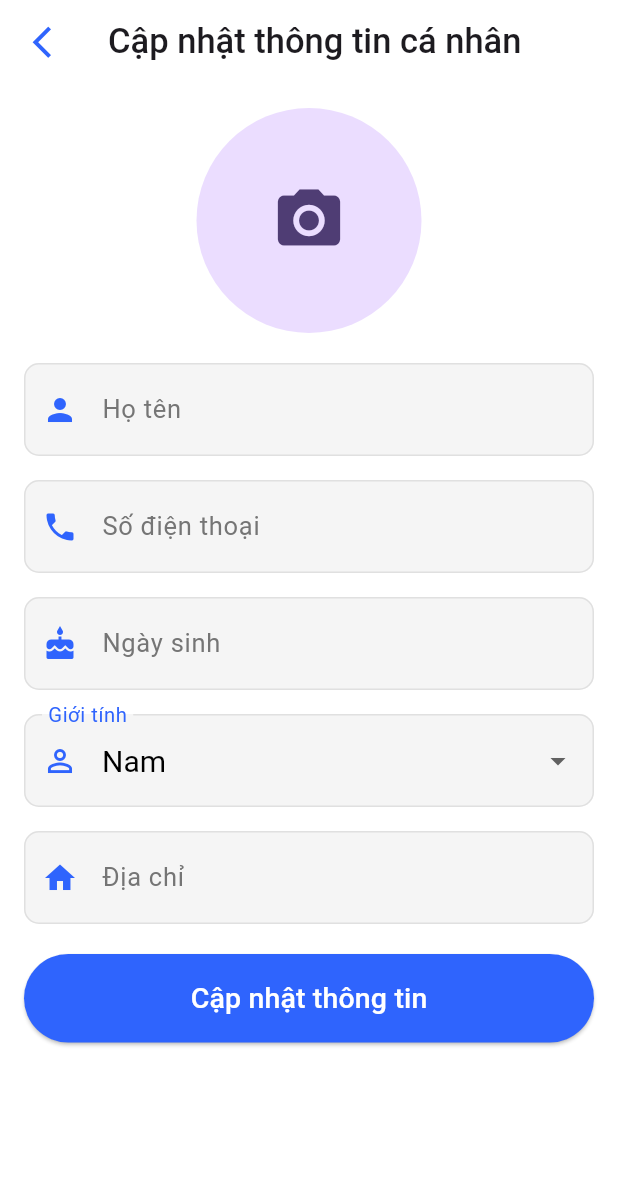
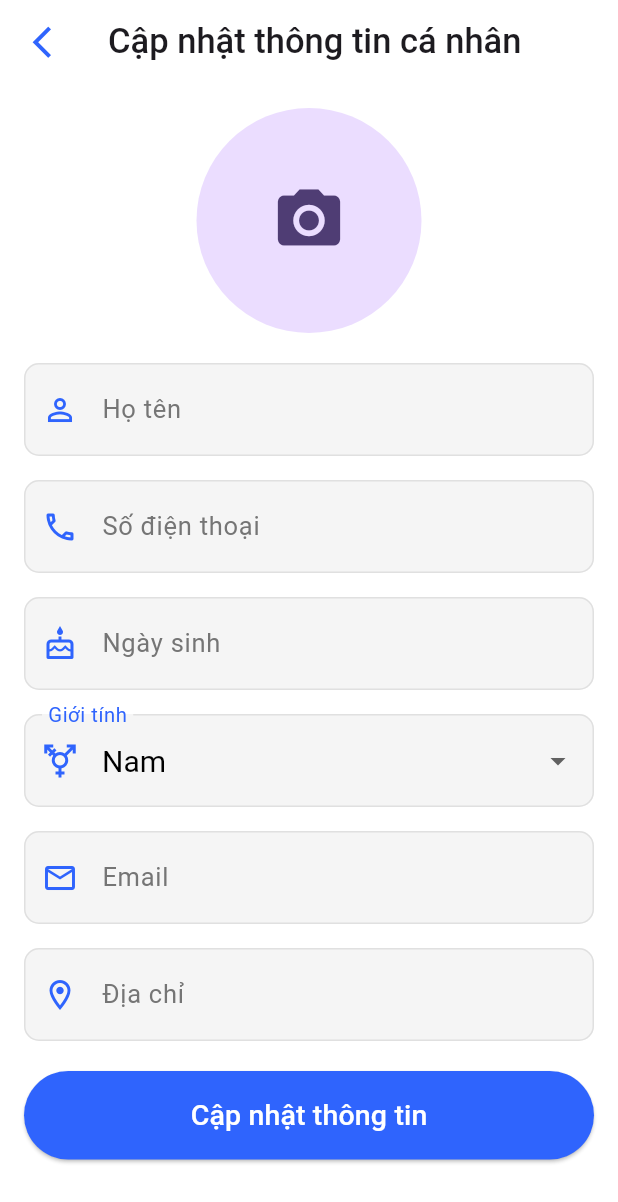
Before and after one commit to tsdevtool/DoAnChuyenNganh, a Flutter app: the ProfileScreen screen opened directly, after a tap on "Cập nhập thông tin cá nhân", on a phone screen of 412 x 824 dp. Shown: the top 1202 px of the screen. Run offline on Flutter 3.47's test engine with Material 3 defaults, Android fonts, the light colour scheme and no system bars; our stand-ins replace firebase_core, firebase_database, firebase_storage, flutter_markdown, flutter_spinkit, font_awesome_flutter and 6 more; missing offline and left inert: bcrypt; accounts and stored records are empty; network calls fail; Roboto replaces fonts that are missing (Rotobo).

Commit message:
update chiều dài text Field

```diff
--- a/ungdungdatlichkham/lib/Screen/UpdateProfileSreen.dart
+++ b/ungdungdatlichkham/lib/Screen/UpdateProfileSreen.dart
@@ -20,6 +20,7 @@ class _UpdateProfileScreenState extends State<UpdateProfileScreen> {
   final TextEditingController _phoneController = TextEditingController();
   final TextEditingController _addressController = TextEditingController();
   final TextEditingController _dateController = TextEditingController();
+  final TextEditingController _emailController= TextEditingController();
   String _selectedGender = "Nam";
   File? _image;
   String? _avatarUrl;
@@ -49,6 +50,7 @@ class _UpdateProfileScreenState extends State<UpdateProfileScreen> {
           _nameController.text = _currentUser?.name ?? '';
           _phoneController.text = _currentUser?.phone ?? '';
           _addressController.text = _currentUser?.address ?? '';
+          _emailController.text= _currentUser?.email??'';
           _selectedGender = (_currentUser?.sex ?? true) ? "Nam" : "Nữ";
 
           if (_currentUser?.dateOfBirth != null) {
@@ -89,6 +91,9 @@ class _UpdateProfileScreenState extends State<UpdateProfileScreen> {
       }
       if (_addressController.text.trim() != _currentUser?.address) {
         updatedData['address'] = _addressController.text.trim();
+      }
+      if (_emailController.text.trim() != _currentUser?.email) {
+        updatedData['email'] = _emailController.text.trim();
       }
       if (_dateController.text.isNotEmpty &&
           DateFormat('dd/MM/yyyy').parse(_dateController.text.trim()).toString() != _currentUser?.dateOfBirth) {
@@ -257,7 +262,7 @@ class _UpdateProfileScreenState extends State<UpdateProfileScreen> {
                   ),
                   filled: true,
                   fillColor: Colors.grey.shade100,
-                  prefixIcon: Icon(Icons.person, color: Color.fromARGB(255, 47, 100, 253)),
+                  prefixIcon: Icon(Icons.person_outline, color: Color.fromARGB(255, 47, 100, 253)),
                 ),
                 style: TextStyle(fontSize: 20),
                 validator: (value) => value!.isEmpty ? 'Vui lòng nhập họ tên' : null,
@@ -284,7 +289,7 @@ class _UpdateProfileScreenState extends State<UpdateProfileScreen> {
                   ),
                   filled: true,
                   fillColor: Colors.grey.shade100,
-                  prefixIcon: Icon(Icons.phone, color: Color.fromARGB(255, 47, 100, 253)),
+                  prefixIcon: Icon(Icons.phone_outlined, color: Color.fromARGB(255, 47, 100, 253)),
                 ),
                 style: TextStyle(fontSize: 20),
                 validator: (value) => value!.isEmpty ? 'Vui lòng nhập số điện thoại' : null,
@@ -313,7 +318,7 @@ class _UpdateProfileScreenState extends State<UpdateProfileScreen> {
                       ),
                       filled: true,
                       fillColor: Colors.grey.shade100,
-                      prefixIcon: Icon(Icons.cake, color: Color.fromARGB(255, 47, 100, 253)),
+                      prefixIcon: Icon(Icons.cake_outlined, color: Color.fromARGB(255, 47, 100, 253)),
                     ),
                     style: TextStyle(fontSize: 20),
                   ),
@@ -345,9 +350,35 @@ class _UpdateProfileScreenState extends State<UpdateProfileScreen> {
                   ),
                   filled: true,
                   fillColor: Colors.grey.shade100,
-                  prefixIcon: Icon(Icons.person_outline, color: Color.fromARGB(255, 47, 100, 253)),
+                  prefixIcon: Icon(Icons.transgender, color: Color.fromARGB(255, 47, 100, 253)),
                 ),
                 style: TextStyle(fontSize: 20, color: Colors.black),
+              ),
+              const SizedBox(height: 16),
+              TextFormField(
+                controller: _emailController,
+                decoration: InputDecoration(
+                  labelText: 'Email',
+                  labelStyle: TextStyle(color: Colors.grey.shade600, fontSize: 17),
+                  floatingLabelStyle: TextStyle(color: Color.fromARGB(255, 47, 100, 253), fontSize: 18),
+                  enabledBorder: OutlineInputBorder(
+                    borderSide: BorderSide(color: Colors.grey.shade300),
+                    borderRadius: BorderRadius.circular(10),
+                  ),
+                  focusedBorder: OutlineInputBorder(
+                    borderSide: BorderSide(color: Color.fromARGB(255, 47, 100, 253)),
+                    borderRadius: BorderRadius.circular(10),
+                  ),
+                  errorBorder: OutlineInputBorder(
+                    borderSide: BorderSide(color: Colors.red),
+                    borderRadius: BorderRadius.circular(10),
+                  ),
+                  filled: true,
+                  fillColor: Colors.grey.shade100,
+                  prefixIcon: Icon(Icons.email_outlined, color: Color.fromARGB(255, 47, 100, 253)),
+                ),
+                style: TextStyle(fontSize: 20),
+                validator: (value) => value!.isEmpty ? 'Vui lòng nhập họ tên' : null,
               ),
               const SizedBox(height: 16),
               TextFormField(
@@ -370,7 +401,7 @@ class _UpdateProfileScreenState extends State<UpdateProfileScreen> {
                   ),
                   filled: true,
                   fillColor: Colors.grey.shade100,
-                  prefixIcon: Icon(Icons.home, color: Color.fromARGB(255, 47, 100, 253)),
+                  prefixIcon: Icon(Icons.location_on_outlined, color: Color.fromARGB(255, 47, 100, 253)),
                 ),
                 style: TextStyle(fontSize: 20),
                 validator: (value) => value!.isEmpty ? 'Vui lòng nhập địa chỉ' : null,
--- a/ungdungdatlichkham/lib/Screen/profile_screen.dart
+++ b/ungdungdatlichkham/lib/Screen/profile_screen.dart
@@ -223,7 +223,7 @@ class _ProfileScreenState extends State<ProfileScreen> {
                             const SizedBox(width: 20),
                             Text(
                                 _currentUser?.dateOfBirth ?? "Lỗi dữ liệu",
-                                style: const TextStyle(fontSize: 19, fontWeight: FontWeight.w500)),
+                                style: const TextStyle(fontSize: 18, fontWeight: FontWeight.w500)),
                           ],
                         ),
                         const Divider(height: 20, thickness: 0.5, color: Colors.grey),
@@ -232,7 +232,7 @@ class _ProfileScreenState extends State<ProfileScreen> {
                             const Icon(Icons.phone_outlined, color: Color(0xFF6C63FF), size: 30),
                             const SizedBox(width: 20),
                             Text( _currentUser?.phone ??"Lỗi dữ liệu",
-                                style: const TextStyle(fontSize: 19, fontWeight: FontWeight.w500)),
+                                style: const TextStyle(fontSize: 18, fontWeight: FontWeight.w500)),
                           ],
                         ),
                         const Divider(height: 20, thickness: 0.5, color: Colors.grey),
@@ -240,8 +240,14 @@ class _ProfileScreenState extends State<ProfileScreen> {
                           children: [
                             const Icon(Icons.email_outlined, color: Color(0xFF6C63FF), size: 30),
                             const SizedBox(width: 20),
-                            Text( _currentUser?.email ??"Lỗi dữ liệu",
-                                style: const TextStyle(fontSize: 19, fontWeight: FontWeight.w500)),
+                            Expanded( // Đảm bảo phần Text có thể co giãn và không vượt quá màn hình
+                              child: Text(
+                                _currentUser?.email ?? "Lỗi dữ liệu",
+                                style: const TextStyle(fontSize: 18, fontWeight: FontWeight.w500),
+                                overflow: TextOverflow.ellipsis, // Hiển thị dấu "..." nếu quá dài
+                                maxLines: 1, // Hiển thị tối đa 1 dòng
+                              ),
+                            ),
                           ],
                         ),
                         const Divider(height: 20, thickness: 0.5, color: Colors.grey),
@@ -253,7 +259,9 @@ class _ProfileScreenState extends State<ProfileScreen> {
                             Expanded(
                               child: Text(
                                 _currentUser?.address ??"Lỗi dữ liệu",
-                                style: const TextStyle(fontSize: 19, fontWeight: FontWeight.w500),
+                                style: const TextStyle(fontSize: 18, fontWeight: FontWeight.w500),
+                                overflow: TextOverflow.ellipsis, // Hiển thị dấu "..." nếu quá dài
+                                maxLines: 1, // Hiển thị tối đa 1 dòng
                               ),
                             ),
                           ],
@@ -295,7 +303,7 @@ class _ProfileScreenState extends State<ProfileScreen> {
                   // Nút Chức năng
                   Container(
                     margin: const EdgeInsets.symmetric(horizontal: 20),
-                    padding: const EdgeInsets.all(16),
+                    padding: const EdgeInsets.all(20),
                     decoration: BoxDecoration(
                       color: Colors.white,
                       borderRadius: const BorderRadius.all(Radius.circular(20)),
@@ -303,96 +311,94 @@ class _ProfileScreenState extends State<ProfileScreen> {
                     child: Column(
                       children: [
                         const SizedBox(height: 10),
-                        ElevatedButton.icon(
+                        SizedBox(
+                          width: 300, // Đặt chiều rộng cố định cho nút
+                          child: ElevatedButton.icon(
+                            style: ElevatedButton.styleFrom(
+                              backgroundColor: const Color.fromARGB(255, 47, 100, 253),
+                              shape: RoundedRectangleBorder(
+                                borderRadius: BorderRadius.circular(50), // Giữ độ bo tròn như cũ
+                              ),
+                              padding: const EdgeInsets.symmetric(vertical: 17), // Padding bên trong nút
+                            ),
+                            onPressed: () {
+                              Navigator.push(
+                                context,
+                                MaterialPageRoute(builder: (context) => const UpdateProfileScreen()),
+                              ).then((isUpdated) {
+                                if (isUpdated == true) {
+                                  _loadUserData(); // Gọi lại hàm để tải lại dữ liệu
+                                }
+                              });
+                            },
+                            icon: const Icon(Icons.edit_outlined, size: 25, color: Colors.white),
+                            label: const Text(
+                              'Cập nhập thông tin cá nhân',
+                              style: TextStyle(fontSize: 16, fontWeight: FontWeight.w500, color: Colors.white),
+                              textAlign: TextAlign.center, // Căn giữa text
+                            ),
+                          ),
+                        ),
+                        const SizedBox(height: 10),
+                        SizedBox(
+                          width: 300, // Đặt chiều rộng cố định
+                          child: ElevatedButton.icon(
                             style: ElevatedButton.styleFrom(
                               backgroundColor: const Color.fromARGB(255, 47, 100, 253),
                               shape: RoundedRectangleBorder(
                                 borderRadius: BorderRadius.circular(50),
                               ),
                               padding: const EdgeInsets.symmetric(vertical: 17),
-                            minimumSize: const Size(double.infinity, 50), // Đặt chiều dài tối đa
                             ),
                             onPressed: () {
-                            Navigator.push(context, MaterialPageRoute(builder: (context) => const UpdateProfileScreen()),).then((isUpdated) {
+                              Navigator.push(
+                                context,
+                                MaterialPageRoute(builder: (context) => const UpdatePasswordScreen()),
+                              ).then((isUpdated) {
                                 if (isUpdated == true) {
-                                            // Thực hiện hành động nếu thông tin đã được cập nhật
-                                        _loadUserData(); // Gọi lại hàm để tải lại dữ liệu
+                                  _loadUserData();
                                 }
-                            });// Kích thư
+                              });
                             },
-                          icon: const Icon(Icons.edit_outlined, size: 25, color: Colors.white),
+                            icon: const Icon(Icons.key_outlined, size: 25, color: Colors.white),
                             label: const Text(
-                            'Cập nhập thông tin cá nhân',
-                            style: TextStyle(fontSize: 19, fontWeight: FontWeight.w500, color: Colors.white),
+                              'Cập nhập mật khẩu',
+                              style: TextStyle(fontSize: 16, fontWeight: FontWeight.w500, color: Colors.white),
+                              textAlign: TextAlign.center,
+                            ),
                           ),
                         ),
                         const SizedBox(height: 10),
-                        ElevatedButton.icon(
+                        SizedBox(
+                          width: 300, // Đặt chiều rộng cố định
+                          child: ElevatedButton.icon(
                             style: ElevatedButton.styleFrom(
                               backgroundColor: const Color.fromARGB(255, 47, 100, 253),
                               shape: RoundedRectangleBorder(
                                 borderRadius: BorderRadius.circular(50),
                               ),
                               padding: const EdgeInsets.symmetric(vertical: 17),
-                            minimumSize: const Size(double.infinity, 50), // Đặt chiều dài tối đa
                             ),
                             onPressed: () {
-                            Navigator.push(context, MaterialPageRoute(builder: (context) => const UpdatePasswordScreen()),).then((isUpdated) {
-                              if (isUpdated == true) {
-                                // Thực hiện hành động nếu thông tin đã được cập nhật
-                                _loadUserData(); // Gọi lại hàm để tải lại dữ liệu
-                              }
-                            });// Kích thư
-                          },
-                          icon: const Icon(Icons.key_outlined, size: 25, color: Colors.white),
-                          label: const Text(
-                            'Cập nhập mật khẩu',
-                            style: TextStyle(fontSize: 19, fontWeight: FontWeight.w500, color: Colors.white),
+                              Navigator.of(context).push(
+                                MaterialPageRoute(
+                                  builder: (context) => HistoryApointmentScreen(userId: _currentUser?.userId ?? ""),
                                 ),
-                        ),
-                        const SizedBox(height: 10),
-                        ElevatedButton.icon(
-                          style: ElevatedButton.styleFrom(
-                            backgroundColor: const Color.fromARGB(255, 47, 100, 253),
-                            shape: RoundedRectangleBorder(
-                              borderRadius: BorderRadius.circular(50),
-                            ),
-                            padding: const EdgeInsets.symmetric(vertical: 17),
-                            minimumSize: const Size(double.infinity, 50), // Đặt chiều dài tối đa
-                          ),
-                          onPressed: () {
-                            // Logic xem lịch sử đặt lịch
-                            Navigator.of(context).push(MaterialPageRoute(builder: (context)=> HistoryApointmentScreen(userId:  _currentUser?.userId ?? "")));
+                              );
                             },
                             icon: const Icon(Icons.history_outlined, size: 25, color: Colors.white),
                             label: const Text(
                               'Xem lịch sử đặt lịch khám bệnh',
-                            style: TextStyle(fontSize: 19, fontWeight: FontWeight.w500, color: Colors.white),
+                              style: TextStyle(fontSize: 16, fontWeight: FontWeight.w500, color: Colors.white),
+                              textAlign: TextAlign.center,
                             ),
                           ),
-                        // const SizedBox(height: 20),
-                        /*ElevatedButton.icon(
-                          style: ElevatedButton.styleFrom(
-                            backgroundColor: const Color.fromARGB(255, 47, 100, 253),
-                            shape: RoundedRectangleBorder(
-                              borderRadius: BorderRadius.circular(50),
                         ),
-                            padding: const EdgeInsets.symmetric(vertical: 17),
-                            minimumSize: const Size(double.infinity, 50), // Đặt chiều dài tối đa
-                          ),
-                          onPressed: () {
-                            // Logic xem kết quả khám
-                          },
-                          icon: const Icon(Icons.receipt_outlined, size: 25, color: Colors.white),
-                          label: const Text(
-                            'Kết quả khám',
-                            style: TextStyle(fontSize: 18, fontWeight: FontWeight.w500, color: Colors.white),
-                          ),
-                        ),*/
                         const SizedBox(height: 10),
                       ],
                     ),
-                  ),
+                  )
+
 
                 ],
               ),
@@ -409,10 +415,10 @@ class _ProfileScreenState extends State<ProfileScreen> {
                 ),
                 onPressed: _logout,
 
-                icon: const Icon(Icons.login_rounded, size: 25, color: Colors.white, ),
+                icon: const Icon(Icons.login_rounded, size: 20, color: Colors.white, ),
                 label: const Text(
                   'Đăng xuất tài khoản',
-                  style: TextStyle(fontSize: 19, fontWeight: FontWeight.w500, color: Colors.white),
+                  style: TextStyle(fontSize: 18, fontWeight: FontWeight.w500, color: Colors.white),
                 ),
 
               ),
--- a/ungdungdatlichkham/lib/service/DoctorService.dart
+++ b/ungdungdatlichkham/lib/service/DoctorService.dart
@@ -53,6 +53,7 @@ class DoctorService {
     });
   }
 
+
   // Hàm để truy cập Stream
   Stream<List<Doctor>> get doctorsStream => _doctorsStreamController.stream;
 
```
Also changed, not shown: ungdungdatlichkham/lib/Screen/HomeScreen.dart (+59 -41 lines). Lines whose indentation alone changed are shown as unchanged.
